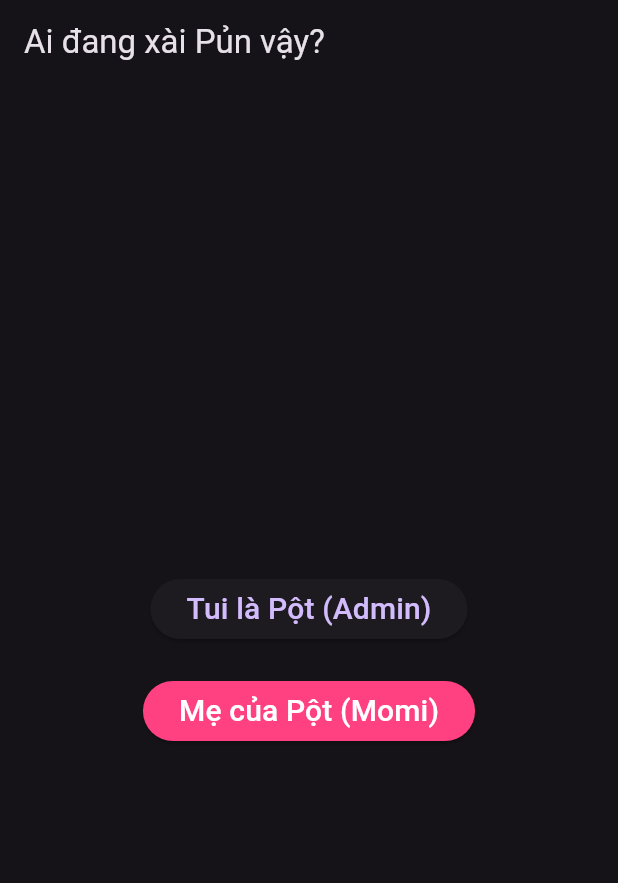
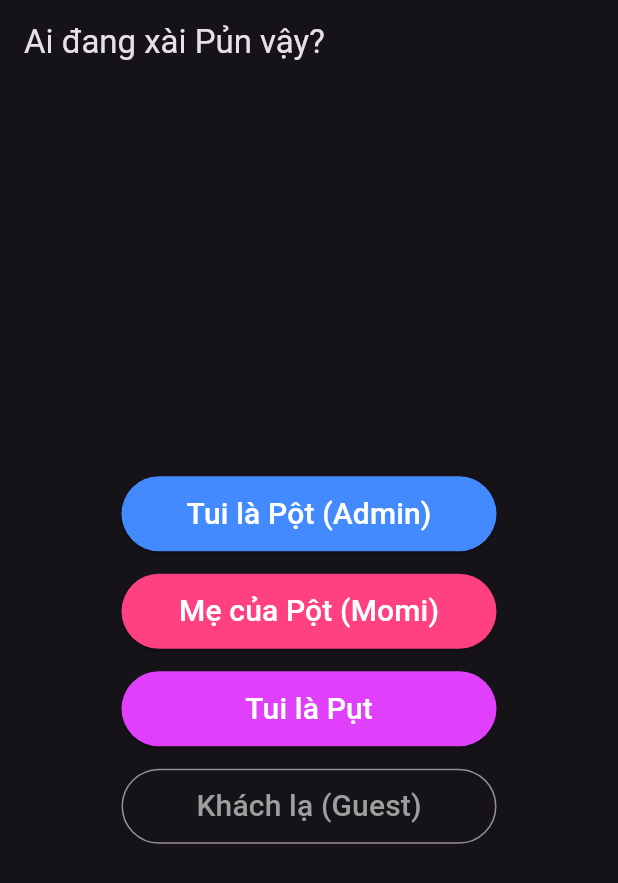
Before and after one commit to Datsieucapdeptrai001/Pun_AI_Assistant, a Flutter app: the screen it shows after launch, on a phone screen of 412 x 824 dp. Shown: the top 883 px of the screen. Run offline on Flutter 3.47's test engine with Material 3 defaults, Android fonts, the phone set to English and light mode, and no system bars; our stand-ins replace audioplayers, permission_handler, shared_preferences, speech_to_text.

Commit message:
Bo sung laij user

```diff
--- a/frontend_flutter/lib/ui/login_screen.dart
+++ b/frontend_flutter/lib/ui/login_screen.dart
@@ -38,16 +38,30 @@ class _LoginScreenState extends State<LoginScreen> {
       body: Center(
         child: Column(
           mainAxisAlignment: MainAxisAlignment.center,
+          // TÌM CHỖ `children: [` RỒI DÁN ĐÈ CỤC NÀY VÀO:
           children: [
             ElevatedButton(
+              style: ElevatedButton.styleFrom(backgroundColor: Colors.blueAccent, minimumSize: const Size(250, 50)),
               onPressed: () => _handleLogin('admin'),
-              child: const Text('Tui là Pột (Admin)', style: TextStyle(fontSize: 20)),
+              child: const Text('Tui là Pột (Admin)', style: TextStyle(fontSize: 20, color: Colors.white)),
             ),
-            const SizedBox(height: 20),
+            const SizedBox(height: 15),
             ElevatedButton(
-              style: ElevatedButton.styleFrom(backgroundColor: Colors.pinkAccent),
+              style: ElevatedButton.styleFrom(backgroundColor: Colors.pinkAccent, minimumSize: const Size(250, 50)),
               onPressed: () => _handleLogin('momi'),
               child: const Text('Mẹ của Pột (Momi)', style: TextStyle(fontSize: 20, color: Colors.white)),
+            ),
+            const SizedBox(height: 15),
+            ElevatedButton(
+              style: ElevatedButton.styleFrom(backgroundColor: Colors.purpleAccent, minimumSize: const Size(250, 50)),
+              onPressed: () => _handleLogin('put'), // Quyền của Pụt
+              child: const Text('Tui là Pụt', style: TextStyle(fontSize: 20, color: Colors.white)),
+            ),
+            const SizedBox(height: 15),
+            OutlinedButton(
+              style: OutlinedButton.styleFrom(minimumSize: const Size(250, 50)),
+              onPressed: () => _handleLogin('guest'),
+              child: const Text('Khách lạ (Guest)', style: TextStyle(fontSize: 20, color: Colors.grey)),
             ),
           ],
         ),
```
